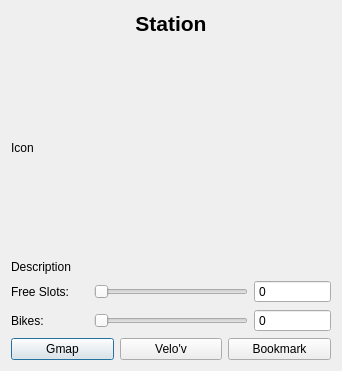
Old version of the form src/stationdialog.ui in the repository iksaif/lugdulov.
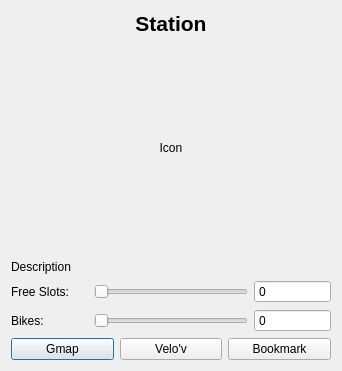
New version of the form. Icons and pictures are not drawn.

Commit message: mainwindow: ooops

```diff
--- a/src/stationdialog.ui
+++ b/src/stationdialog.ui
@@ -34,7 +34,7 @@
    <item row="1" column="0" colspan="4">
     <widget class="QLabel" name="iconLabel">
      <property name="sizePolicy">
-      <sizepolicy hsizetype="Fixed" vsizetype="Fixed">
+      <sizepolicy hsizetype="Expanding" vsizetype="Fixed">
        <horstretch>0</horstretch>
        <verstretch>0</verstretch>
       </sizepolicy>
@@ -45,15 +45,15 @@
        <height>212</height>
       </size>
      </property>
-     <property name="maximumSize">
-      <size>
-       <width>320</width>
-       <height>212</height>
-      </size>
-     </property>
      <property name="text">
       <string>Icon</string>
      </property>
+     <property name="scaledContents">
+      <bool>true</bool>
+     </property>
+     <property name="alignment">
+      <set>Qt::AlignCenter</set>
+     </property>
     </widget>
    </item>
    <item row="2" column="0" colspan="4">
```
The commit also changes 1 other file.
